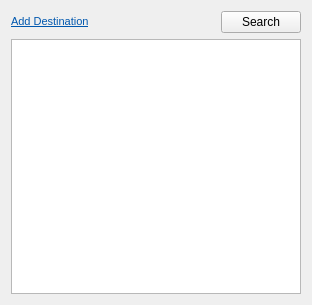
KDE/marble, file src/lib/routing/RoutingWidget.ui: the form before one commit.
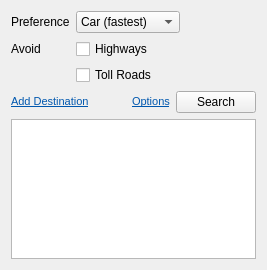
The form after the commit.

Commit message: Routing preferences (car, bicycle, pedestrian, avoid highways / toll roads)

The edit to the form file:
```diff
--- a/src/lib/routing/RoutingWidget.ui
+++ b/src/lib/routing/RoutingWidget.ui
@@ -6,11 +6,82 @@
    <rect>
     <x>0</x>
     <y>0</y>
-    <width>312</width>
-    <height>305</height>
+    <width>267</width>
+    <height>270</height>
    </rect>
   </property>
   <layout class="QVBoxLayout" name="routingLayout">
+   <item>
+    <layout class="QFormLayout" name="formLayout">
+     <property name="fieldGrowthPolicy">
+      <enum>QFormLayout::ExpandingFieldsGrow</enum>
+     </property>
+     <item row="1" column="1">
+      <widget class="QCheckBox" name="highwaysCheckBox">
+       <property name="toolTip">
+        <string>When checked, highways will be avoided in car routing</string>
+       </property>
+       <property name="text">
+        <string>Highways</string>
+       </property>
+       <property name="checked">
+        <bool>false</bool>
+       </property>
+      </widget>
+     </item>
+     <item row="3" column="1">
+      <widget class="QCheckBox" name="tollWaysCheckBox">
+       <property name="toolTip">
+        <string>When checked, toll roads will be avoided</string>
+       </property>
+       <property name="text">
+        <string>Toll Roads</string>
+       </property>
+       <property name="checked">
+        <bool>false</bool>
+       </property>
+      </widget>
+     </item>
+     <item row="0" column="1">
+      <widget class="QComboBox" name="routePreferenceComboBox">
+       <item>
+        <property name="text">
+         <string>Car (fastest)</string>
+        </property>
+       </item>
+       <item>
+        <property name="text">
+         <string>Car (shortest)</string>
+        </property>
+       </item>
+       <item>
+        <property name="text">
+         <string>Bicycle</string>
+        </property>
+       </item>
+       <item>
+        <property name="text">
+         <string>Pedestrian</string>
+        </property>
+       </item>
+      </widget>
+     </item>
+     <item row="0" column="0">
+      <widget class="QLabel" name="preferenceLabel">
+       <property name="text">
+        <string>Preference</string>
+       </property>
+      </widget>
+     </item>
+     <item row="1" column="0">
+      <widget class="QLabel" name="avoidLabel">
+       <property name="text">
+        <string>Avoid</string>
+       </property>
+      </widget>
+     </item>
+    </layout>
+   </item>
    <item>
     <layout class="QHBoxLayout" name="horizontalLayout">
      <item>
@@ -43,6 +114,23 @@
        </property>
       </spacer>
      </item>
+     <item>
+      <widget class="QLabel" name="optionsLabel">
+       <property name="toolTip">
+        <string>Show or hide routing options</string>
+       </property>
+       <property name="text">
+        <string>&lt;!DOCTYPE HTML PUBLIC &quot;-//W3C//DTD HTML 4.0//EN&quot; &quot;http://www.w3.org/TR/REC-html40/strict.dtd&quot;&gt;
+&lt;html&gt;&lt;head&gt;&lt;meta name=&quot;qrichtext&quot; content=&quot;1&quot; /&gt;&lt;style type=&quot;text/css&quot;&gt;
+p, li { white-space: pre-wrap; }
+&lt;/style&gt;&lt;/head&gt;&lt;body style=&quot; font-family:'DejaVu Sans'; font-size:8pt; font-weight:400; font-style:normal;&quot;&gt;
+&lt;p style=&quot; margin-top:0px; margin-bottom:0px; margin-left:0px; margin-right:0px; -qt-block-indent:0; text-indent:0px;&quot;&gt;&lt;a href=&quot;http://edu.kde.org/marble&quot;&gt;&lt;span style=&quot; text-decoration: underline; color:#0057ae;&quot;&gt;Options&lt;/span&gt;&lt;/a&gt;&lt;/p&gt;&lt;/body&gt;&lt;/html&gt;</string>
+       </property>
+       <property name="textFormat">
+        <enum>Qt::RichText</enum>
+       </property>
+      </widget>
+     </item>
      <item>
       <widget class="QPushButton" name="searchButton">
        <property name="text">
```
The commit also changes 7 other files.
